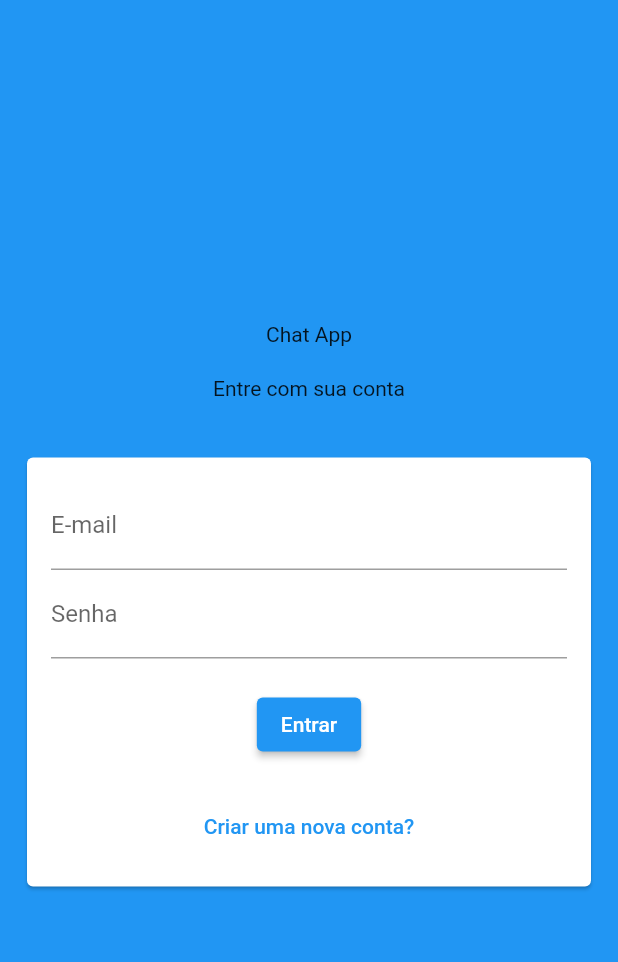
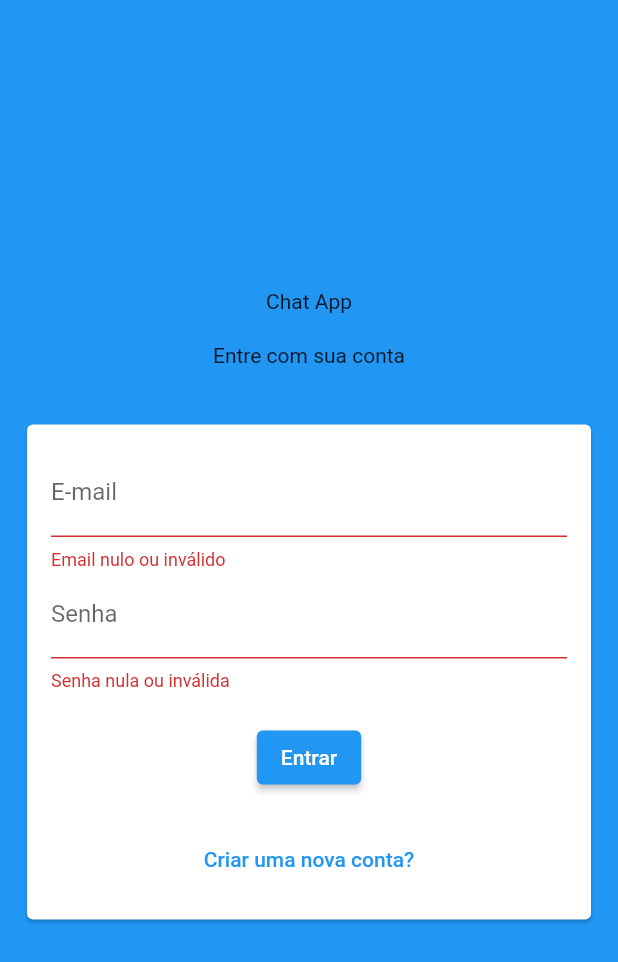
Before and after one commit to TonySilva7/chat-flutter, a Flutter app: the screen it shows after launch, after a tap on "Entrar", on a phone screen of 412 x 824 dp. Shown: the top 962 px of the screen. Run offline on Flutter 3.47's test engine with Material 2 defaults, Android fonts, the phone set to English and light mode, and no system bars.

Commit message:
feat: validate form implemented

```diff
--- /dev/null
+++ b/lib/app/utils/validator_form.dart
@@ -0,0 +1,31 @@
+class ValidatorForm {
+  static final Map<String, String> _regex = {
+    'name': r'^[a-zA-Z ]+$',
+    'email': r'^[\w-\.]+@([\w-]+\.)+[\w-]{2,4}$',
+    'password': r'^(?=.*[A-Z])(?=.*[a-z])(?=.*\d)(?=.*[!@#\$%\^&\*])(?=.{8,})[A-Za-z\d!@#\$%\^&\*]+$',
+  };
+
+  static String? validateName(String value) {
+    String name = value.trim();
+    if (value.isNotEmpty && RegExp(_regex['name']!).hasMatch(name)) {
+      return null;
+    }
+    return 'Nome nulo ou inválido';
+  }
+
+  static String? validateEmail(String value) {
+    String email = value.trim();
+    if (value.isNotEmpty && RegExp(_regex['email']!).hasMatch(email)) {
+      return null;
+    }
+    return 'Email nulo ou inválido';
+  }
+
+  static String? validatePassword(String value) {
+    String pass = value.trim();
+    if (value.isNotEmpty && RegExp(_regex['password']!).hasMatch(pass)) {
+      return null;
+    }
+    return 'Senha nula ou inválida';
+  }
+}
--- a/lib/app/widgets/auth_form.dart
+++ b/lib/app/widgets/auth_form.dart
@@ -1,4 +1,5 @@
 import 'package:chat/app/models/auth_form_data.dart';
+import 'package:chat/app/utils/validator_form.dart';
 import 'package:flutter/material.dart';
 
 class AuthForm extends StatefulWidget {
@@ -33,21 +34,24 @@ class _AuthFormState extends State<AuthForm> {
                       onChanged: (value) => _formData.name = value,
                       decoration: const InputDecoration(labelText: 'Nome'),
                       keyboardType: TextInputType.text,
+                      validator: (value) => ValidatorForm.validateName(value ?? ''),
                     )
                   : const SizedBox.shrink(),
               TextFormField(
                 key: const ValueKey('email'),
                 initialValue: _formData.name,
-                onChanged: (value) => _formData.name = value,
+                onChanged: (value) => _formData.email = value,
                 decoration: const InputDecoration(labelText: 'E-mail'),
                 keyboardType: TextInputType.emailAddress,
+                validator: (value) => ValidatorForm.validateEmail(value ?? ''),
               ),
               TextFormField(
                 key: const ValueKey('password'),
                 initialValue: _formData.name,
-                onChanged: (value) => _formData.name = value,
+                onChanged: (value) => _formData.password = value,
                 decoration: const InputDecoration(labelText: 'Senha'),
                 keyboardType: TextInputType.visiblePassword,
+                validator: (value) => ValidatorForm.validatePassword(value ?? ''),
                 obscureText: true,
               ),
               const SizedBox(height: 20),
```
